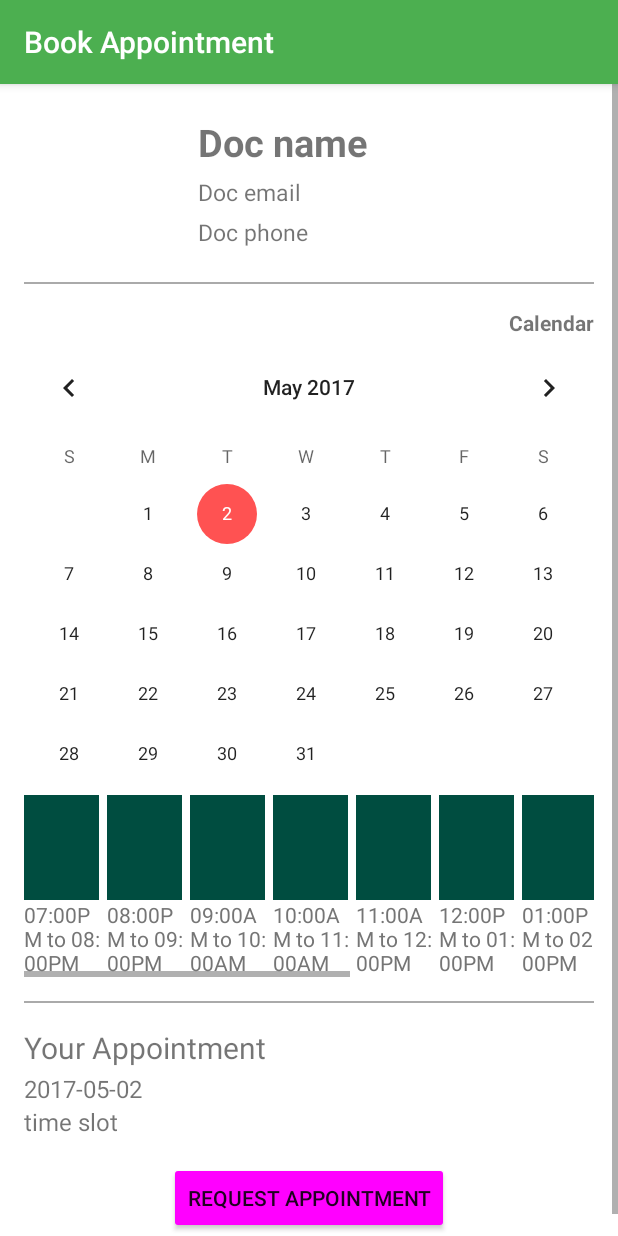
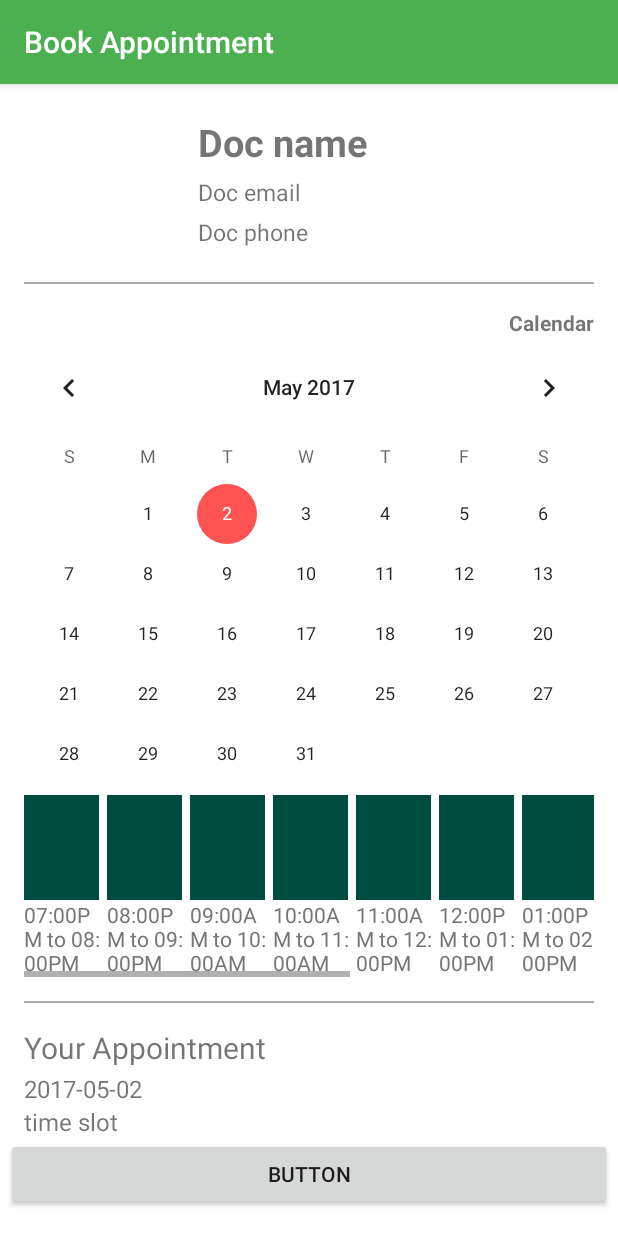
Before and after one commit to jxie215/MediCoApp, an Android app: the fragment FragmentMakeAppointment shown on its own in the app's theme, on a phone screen of 412 x 824 dp. Run offline under Robolectric (Android 15) with nearby library versions, the phone set to English and light mode, and no system bars; our stand-ins replace Picasso, Volley; network calls fail; pictures from the network do not load; 1 statement that could not run was skipped.

Commit message:
New changes

```diff
--- a/app/src/main/java/com/example/jaden/medicoapp/patientrecord/PatientRecord.java
+++ b/app/src/main/java/com/example/jaden/medicoapp/patientrecord/PatientRecord.java
@@ -38,7 +38,6 @@ public class PatientRecord extends AppCompatActivity implements PatientRecordToA
     public String FRAGMENT_ADD_MED_TAG = "add_med";
     public String FRAGMENT_MAKE_APPOINTMENT = "make_appointment";
     public String FRAGMENT_VIEW_DOC = "view_doc";
-    public String FRAGMENT_REQ_MED = "request_med";
     private ListView mDrawerList;
     private DrawerLayout mDrawerLayout;
     private ArrayAdapter<String> mAdapter;
--- a/app/src/main/java/com/example/jaden/medicoapp/patientrecord/makereservation/FragmentMakeAppointment.java
+++ b/app/src/main/java/com/example/jaden/medicoapp/patientrecord/makereservation/FragmentMakeAppointment.java
@@ -48,14 +48,12 @@ public class FragmentMakeAppointment extends Fragment {
     private TextView apptmntText, apptmntSlot, mTextDocName, mTextDocEmail, mTextDocPhone;
     private CalendarView mCalendarView;
     private ImageView mImageDoc;
-/*    private Spinner spinnerStartTime, spinnerEndTime;*/
     private String mStartTimeSelected, mEndTimeSelected;
     private HorizontalScrollView timeSlots;
     private Context mContext;
     private AppointmentValues mAppointment = new AppointmentValues();
     private String[] mSlots = new String[13];
     private static final String TIME_SLOT = "http://rjtmobile.com/medictto/appointment_available.php?&";
-    // http://rjtmobile.com/medictto/appointment_available.php?&doctorID=101&currentdate=2017-02-07
     private static final String APPOINTMENT_URL = "http://rjtmobile.com/medictto/appointment_book.php?&";
 
     @Nullable
@@ -66,15 +64,12 @@ public class FragmentMakeAppointment extends Fragment {
         requestAptmntButton = (Button) rootView.findViewById(R.id.req_apptmnt_button);
         apptmntText = (TextView) rootView.findViewById(R.id.apptmnt_text);
         apptmntSlot = (TextView) rootView.findViewById(R.id.apptmnt_time_slot);
-/*        spinnerStartTime = (Spinner) rootView.findViewById(R.id.spinner_start_time);
-        spinnerEndTime = (Spinner) rootView.findViewById(R.id.spinner_end_time);*/
         timeSlots = (HorizontalScrollView) rootView.findViewById(R.id.time_slots);
         mTextDocName = (TextView) rootView.findViewById(R.id.doctor_name);
         mTextDocEmail = (TextView) rootView.findViewById(R.id.doctor_email);
         mTextDocPhone = (TextView) rootView.findViewById(R.id.doctor_phone);
         mImageDoc = (ImageView) rootView.findViewById(R.id.doctor_image);
         mCalendarView = (CalendarView) rootView.findViewById(R.id.make_appointment_calendar);
-        // String date = "2017-02-07";
         Calendar calendar = Calendar.getInstance();
         DateFormat dateFormat = new SimpleDateFormat("yyyy-MM-dd");
         String date = dateFormat.format(calendar.getTime());
--- a/app/src/main/res/layout/fragment_make_appointment.xml
+++ b/app/src/main/res/layout/fragment_make_appointment.xml
@@ -88,6 +88,7 @@
                     android:text="Calendar"
                     android:textStyle="bold" />
 
+
                 <CalendarView
                     android:id="@+id/make_appointment_calendar"
                     android:layout_width="match_parent"
@@ -102,7 +103,7 @@
                     android:layout_height="wrap_content"
                     android:layout_marginLeft="@dimen/activity_horizontal_margin"
                     android:layout_marginRight="@dimen/activity_horizontal_margin"
-                    android:layout_marginTop="@dimen/text_view_padding"></HorizontalScrollView>
+                    android:layout_marginTop="@dimen/text_view_padding"/>
 
                 <LinearLayout
                     android:layout_width="match_parent"
@@ -114,6 +115,17 @@
                         android:layout_margin="@dimen/activity_vertical_margin"
                         android:background="@android:color/darker_gray" />
                 </LinearLayout>
+
+                <!--<Button-->
+                    <!--android:id="@+id/req_apptmnt_button"-->
+                    <!--android:layout_width="match_parent"-->
+                    <!--android:layout_height="wrap_content"-->
+                    <!--android:layout_gravity="center"-->
+                    <!--android:layout_margin="@dimen/activity_vertical_margin"-->
+                    <!--android:layout_marginLeft="4dp"-->
+                    <!--android:layout_marginRight="4dp"-->
+                    <!--android:backgroundTint="@drawable/button2_background"/>-->
+                    <!--android:text="Request Appointment" />-->
 
                 <TextView
                     android:layout_width="match_parent"
@@ -144,14 +156,11 @@
 
             <Button
                 android:id="@+id/req_apptmnt_button"
-                android:layout_width="wrap_content"
+                android:layout_width="match_parent"
                 android:layout_height="wrap_content"
-                android:layout_gravity="center"
-                android:layout_margin="@dimen/activity_vertical_margin"
+                android:text="Button"
                 android:layout_marginLeft="4dp"
-                android:layout_marginRight="4dp"
-                android:backgroundTint="@drawable/button2_background"
-                android:text="Request Appointment" />
+                android:layout_marginRight="4dp" />
         </LinearLayout>
     </ScrollView>
 </FrameLayout>
```
Also changed, not shown: app/src/main/java/com/example/jaden/medicoapp/patientrecord/makereservation/FragmentViewDoctors.java (+5 -7 lines), app/src/main/res/layout/activity_doctor_main.xml (+8 -7 lines), app/src/main/res/layout/frag_doc_list_item.xml (+0 -11 lines), app/src/main/res/layout/fragment_view_doctor_list.xml (+1 -12 lines).
